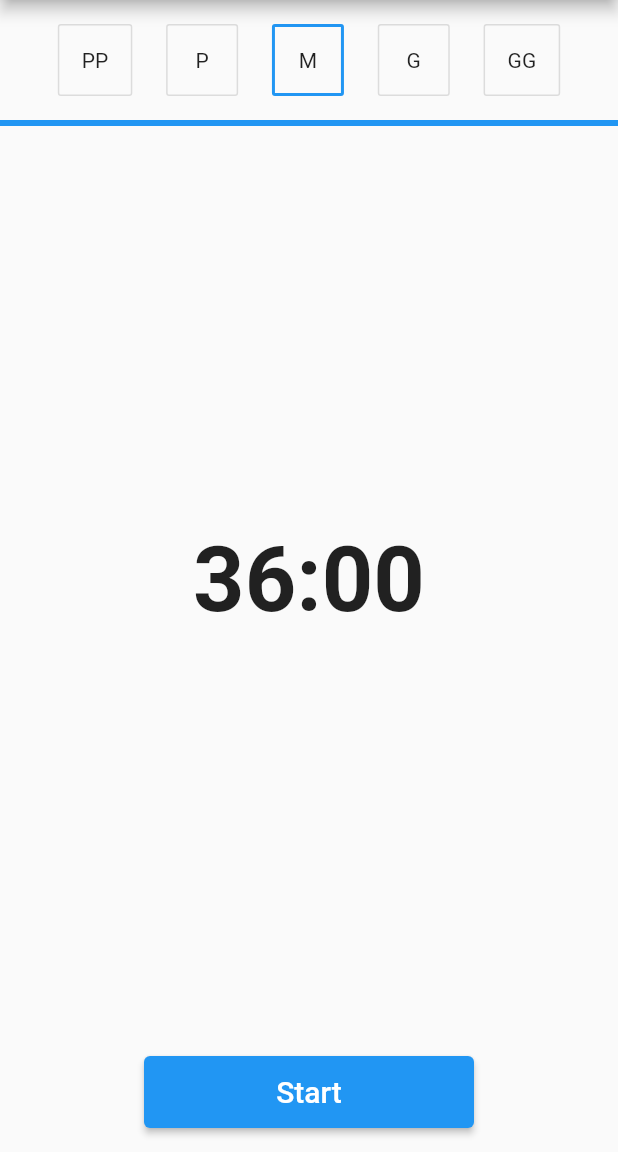
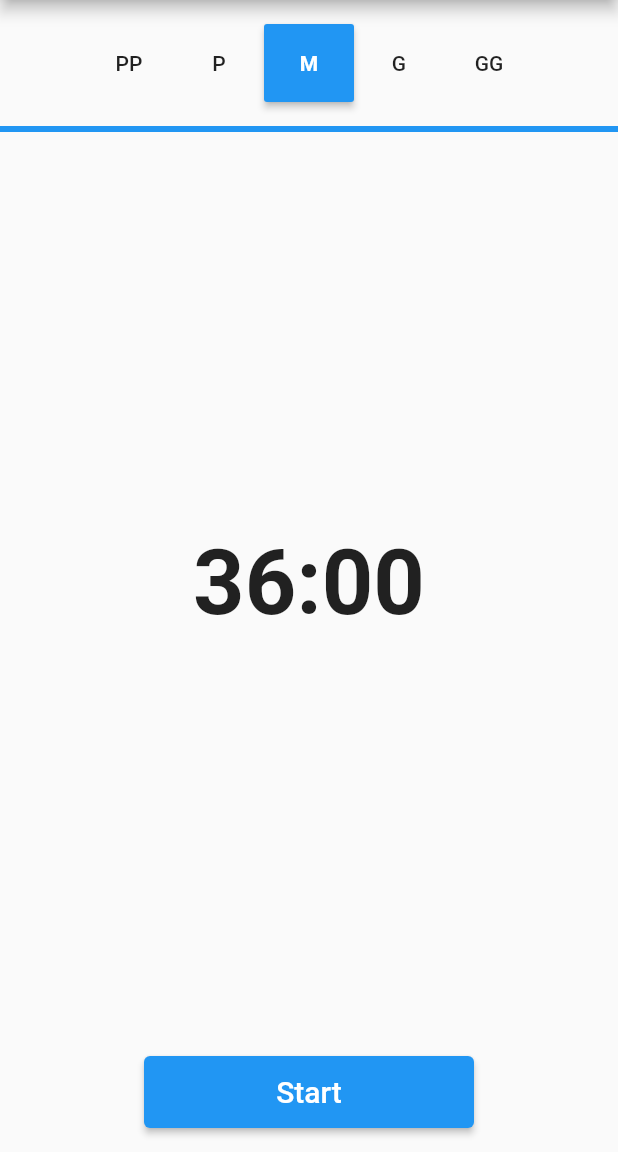
Before and after one commit to alexpfx/pomodoro_timer_flutter, a Flutter app: the screen it shows after launch, on a phone screen of 412 x 824 dp, the part 84-1236 px from its top. Run offline on Flutter 3.47's test engine with Material 2 defaults, Android fonts, the light colour scheme and no system bars; our stand-ins replace audioplayers.

Commit message:
alteração na tela de seletor de tamanhos.

```diff
--- a/lib/main.dart
+++ b/lib/main.dart
@@ -6,7 +6,6 @@ import 'package:pomodoro_timer/domain/status.dart';
 import 'package:pomodoro_timer/widgets/control_panel.dart';
 import 'package:pomodoro_timer/widgets/pomodoro_timer.dart';
 import 'package:pomodoro_timer/widgets/size_selector.dart';
-import 'dart:math' as math;
 
 void main() => runApp(MyApp());
 
@@ -47,10 +46,9 @@ class _MyHomePageState extends State<MyHomePage> {
     player.loadAll(['bugle_tune.mp3', 'beep_short.mp3']);
 
     _pomodoroSizes = _getSizes().reversed.toList();
-    _pomodoroSizeSelected = _pomodoroSizes [(_pomodoroSizes.length / 2).floor()];
+    _pomodoroSizeSelected = _pomodoroSizes[(_pomodoroSizes.length / 2).floor()];
 
     initTimer(_pomodoroSizeSelected);
-
   }
 
   _getStatus() {
@@ -96,7 +94,6 @@ class _MyHomePageState extends State<MyHomePage> {
 
   @override
   Widget build(BuildContext context) {
-
     return Container(
       height: double.infinity,
       width: double.infinity,
--- a/lib/widgets/size_selector.dart
+++ b/lib/widgets/size_selector.dart
@@ -2,10 +2,10 @@ import 'package:flutter/material.dart';
 import 'package:pomodoro_timer/domain/pomodoro_size.dart';
 import 'package:pomodoro_timer/domain/status.dart';
 
-const kTextStyleNormal = TextStyle(fontWeight: FontWeight.w400);
+const kTextStyleNormal = TextStyle(fontWeight: FontWeight.w500);
 
 final kTextStyleSelected =
-    kTextStyleNormal.copyWith(fontWeight: FontWeight.w600);
+    kTextStyleNormal.copyWith(fontWeight: FontWeight.w600, color: Colors.white);
 
 class SizeSelector extends StatelessWidget {
   final List<PomodoroSize> sizes;
@@ -18,9 +18,12 @@ class SizeSelector extends StatelessWidget {
   @override
   Widget build(BuildContext context) {
     return Container(
+      child: SingleChildScrollView(
+        scrollDirection: Axis.horizontal,
         child: Row(
           mainAxisAlignment: MainAxisAlignment.spaceEvenly,
           children: _buildButtons(),
+        ),
       ),
     );
   }
@@ -30,16 +33,23 @@ class SizeSelector extends StatelessWidget {
   }
 
   _buildButton(PomodoroSize selected, PomodoroSize selector) {
+    var isRunning = Status.running == status;
+
+    var isSelected = selected == selector;
+
     return ButtonTheme(
-        height: 48,
-        minWidth: 48,
-        child: OutlineButton(
-          borderSide: selected == selector
-              ? BorderSide(
-                  color: Colors.blue, width: 2, style: BorderStyle.solid)
-              : null,
-          onPressed:
-              Status.running != status ? () => onSizeSelected(selector) : null,
+        height: 52,
+        minWidth: 60,
+        child: isSelected
+            ? RaisedButton(
+                onPressed: isRunning ? null : () {},
+                child: Text(
+                  selector.name,
+                  style: kTextStyleSelected,
+                ),
+              )
+            : FlatButton(
+                onPressed: isRunning ? null : () => onSizeSelected(selector),
                 child: Text(
                   selector.name,
                   style: kTextStyleNormal,
```
Lines whose indentation alone changed are shown as unchanged.
